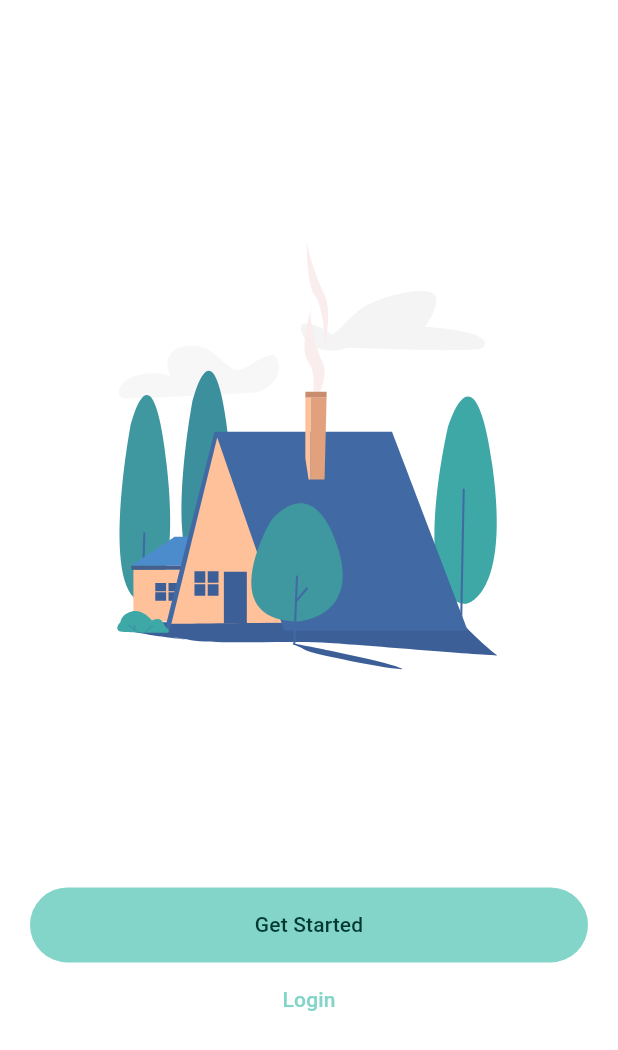
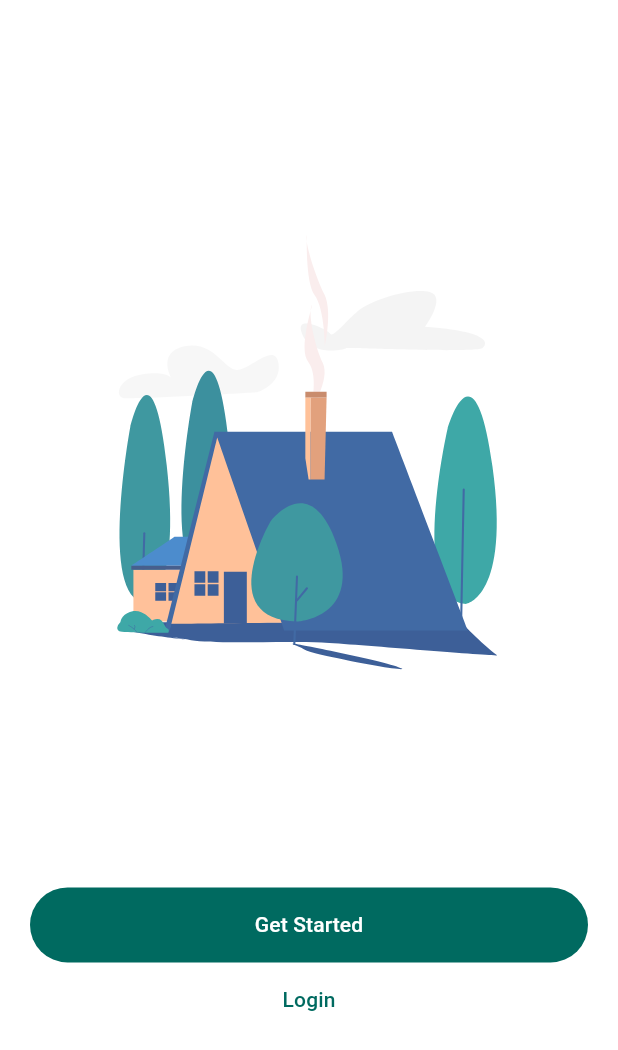
Before and after one commit to Harlequelrah/tuto_project, a Flutter app: the screen it shows after launch, on a phone screen of 412 x 824 dp. Shown: the top 1050 px of the screen. Run offline on Flutter 3.47's test engine with Material 3 defaults, Android fonts, the phone set to English and light mode, and no system bars; our stand-ins replace lottie, shared_preferences.

Commit message:
adding package shared_preferences , modify onPressedLogin method to remove all previous pages before add the newest;using shared_preferences to save the theme mode

```diff
--- a/lib/data/constants.dart
+++ b/lib/data/constants.dart
@@ -1,4 +1,8 @@
 import 'package:flutter/material.dart';
+
+class KConstants {
+  static const String themeModeKey = 'themeModeKey';
+}
 
 class KTextStyle {
   static const TextStyle titleTealText = TextStyle(
--- a/lib/main.dart
+++ b/lib/main.dart
@@ -1,4 +1,6 @@
 import 'package:flutter/material.dart';
+import 'package:shared_preferences/shared_preferences.dart';
+import 'package:tuto_project/data/constants.dart';
 import 'package:tuto_project/data/notifiers.dart';
 import 'package:tuto_project/views/pages/welcome_page.dart';
 
@@ -14,6 +16,18 @@
 }
 
 class _MyAppState extends State<MyApp> {
+  @override
+  void initState() {
+    initThemeModel();
+    super.initState();
+  }
+
+  initThemeModel() async {
+    final SharedPreferences prefs = await SharedPreferences.getInstance();
+    final bool? themeMode = prefs.getBool(KConstants.themeModeKey);
+    isDarkModeNotifier.value = themeMode ?? false;
+  }
+
   @override
   Widget build(BuildContext context) {
     return ValueListenableBuilder(
--- a/lib/views/pages/login_page.dart
+++ b/lib/views/pages/login_page.dart
@@ -98,13 +98,14 @@
       ).showSnackBar(SnackBar(content: Text('Please fill all the fields')));
     } else if (emailController.text == confirmedEmail &&
         passwordController.text == confirmedPassword) {
-      Navigator.pushReplacement(
+      Navigator.pushAndRemoveUntil(
         context,
         MaterialPageRoute(
           builder: (context) {
             return WidgetTree();
           },
         ),
+        (route) => false,
       );
     } else {
       ScaffoldMessenger.of(
--- a/pubspec.yaml
+++ b/pubspec.yaml
@@ -35,6 +35,7 @@
   # Use with the CupertinoIcons class for iOS style icons.
   cupertino_icons: ^1.0.8
   lottie: ^3.3.1
+  shared_preferences: ^2.5.3
 
 dev_dependencies:
   flutter_test:
```
Also changed, not shown: lib/views/widget_tree.dart (+9 -1 lines), pubspec.lock, 1 other file.
